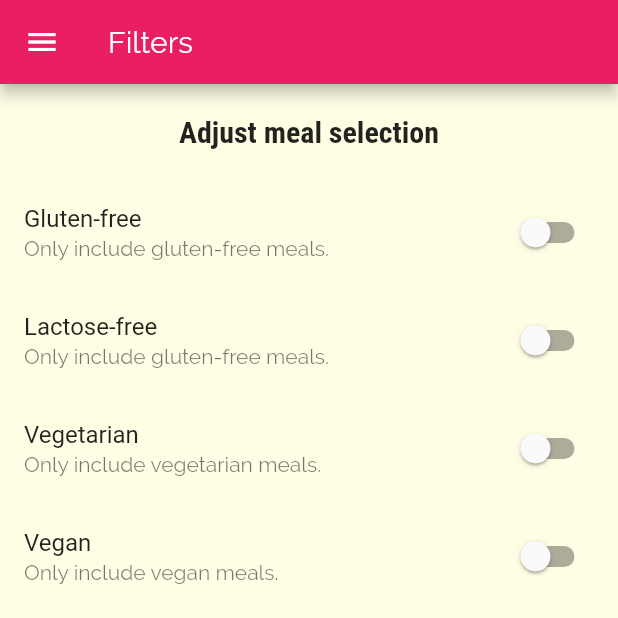
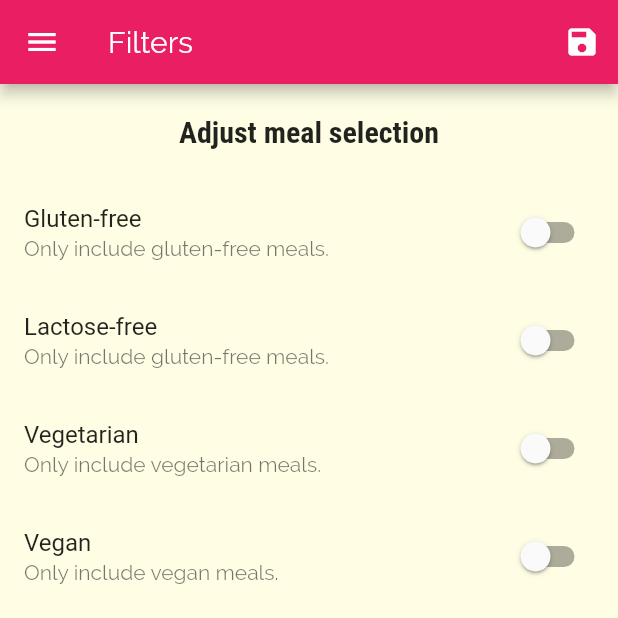
Before and after one commit to a7md0/FlutterMealsApp, a Flutter app: the FiltersScreen screen opened by its route, on a phone screen of 412 x 824 dp, the top half of it. Run offline on Flutter 3.47's test engine with Material 2 defaults, Android fonts, the phone set to English and light mode, and no system bars.

Commit message:
Manage filters state in main

```diff
--- a/lib/main.dart
+++ b/lib/main.dart
@@ -7,7 +7,19 @@ import './screens/meal_detail_screen.dart';
 
 void main() => runApp(MyApp());
 
-class MyApp extends StatelessWidget {
+class MyApp extends StatefulWidget {
+  @override
+  _MyAppState createState() => _MyAppState();
+}
+
+class _MyAppState extends State<MyApp> {
+  Map<String, bool> _filters = {
+    'glutenFree': false,
+    'lactoseFree': false,
+    'vegetarian': false,
+    'vegan': false,
+  };
+
   @override
   Widget build(BuildContext context) {
     return MaterialApp(
@@ -35,8 +47,17 @@ class MyApp extends StatelessWidget {
         '/': (ctx) => TabsScreen(),
         CategoryMealsScreen.routeName: (ctx) => CategoryMealsScreen(),
         MealDetailScreen.routeName: (ctx) => MealDetailScreen(),
-        FiltersScreen.routeName: (ctx) => FiltersScreen(),
+        FiltersScreen.routeName: (ctx) => FiltersScreen(
+              filters: _filters,
+              saveFilters: _setFilters,
+            ),
       },
     );
   }
+
+  void _setFilters(Map<String, bool> filtersData) {
+    setState(() {
+      _filters = filtersData;
+    });
+  }
 }
--- a/lib/screens/filters_screen.dart
+++ b/lib/screens/filters_screen.dart
@@ -4,18 +4,30 @@ import 'package:meals_app/widgets/main_drawer.dart';
 class FiltersScreen extends StatefulWidget {
   static const routeName = '/filters';
 
+  Map<String, bool> filters;
+  Function saveFilters;
+
+  FiltersScreen({Map<String, bool> filters, Function saveFilters}) {
+    this.filters = Map<String, bool>.from(filters);
+    this.saveFilters = saveFilters;
+  }
+
   @override
   _FiltersScreenState createState() => _FiltersScreenState();
 }
 
 class _FiltersScreenState extends State<FiltersScreen> {
-  bool _glutenFree = false, _lactoseFree = false, _vegetarian = false, _vegan = false;
-
   @override
   Widget build(BuildContext context) {
     return Scaffold(
       appBar: AppBar(
         title: Text('Filters'),
+        actions: [
+          IconButton(
+            icon: Icon(Icons.save),
+            onPressed: () => widget.saveFilters(widget.filters),
+          )
+        ],
       ),
       drawer: MainDrawer(),
       body: Column(
@@ -33,40 +45,40 @@ class _FiltersScreenState extends State<FiltersScreen> {
                 _buildSwitchTile(
                   title: 'Gluten-free',
                   subtitle: 'Only include gluten-free meals.',
-                  value: _glutenFree,
+                  value: widget.filters['glutenFree'],
                   onChanged: (newValue) {
                     setState(() {
-                      _glutenFree = newValue;
+                      widget.filters['glutenFree'] = newValue;
                     });
                   },
                 ),
                 _buildSwitchTile(
                   title: 'Lactose-free',
                   subtitle: 'Only include gluten-free meals.',
-                  value: _lactoseFree,
+                  value: widget.filters['lactoseFree'],
                   onChanged: (newValue) {
                     setState(() {
-                      _lactoseFree = newValue;
+                      widget.filters['lactoseFree'] = newValue;
                     });
                   },
                 ),
                 _buildSwitchTile(
                   title: 'Vegetarian',
                   subtitle: 'Only include vegetarian meals.',
-                  value: _vegetarian,
+                  value: widget.filters['vegetarian'],
                   onChanged: (newValue) {
                     setState(() {
-                      _vegetarian = newValue;
+                      widget.filters['vegetarian'] = newValue;
                     });
                   },
                 ),
                 _buildSwitchTile(
                   title: 'Vegan',
                   subtitle: 'Only include vegan meals.',
-                  value: _vegan,
+                  value: widget.filters['vegan'],
                   onChanged: (newValue) {
                     setState(() {
-                      _vegan = newValue;
+                      widget.filters['vegan'] = newValue;
                     });
                   },
                 ),
```
